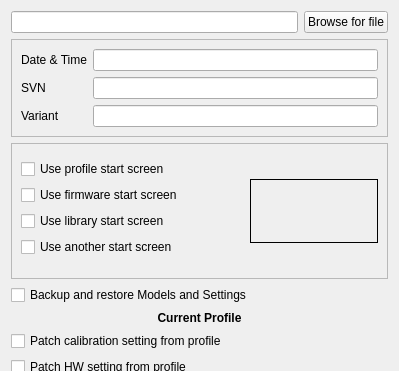
Old version of the form companion/src/burndialog.ui in the repository opentx/opentx; both pictures show x 0 to 399 and y 0 to 371 of the 399 by 564 pixel window.
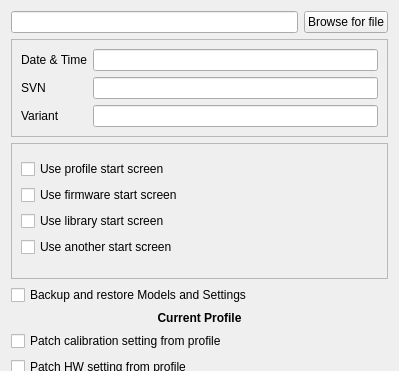
New version of the form. Icons and pictures are not drawn.

```diff
--- a/companion/src/burndialog.ui
+++ b/companion/src/burndialog.ui
@@ -277,8 +277,8 @@
               </property>
               <property name="maximumSize">
                <size>
-                <width>212</width>
-                <height>64</height>
+                <width>214</width>
+                <height>66</height>
                </size>
               </property>
               <property name="frameShape">
@@ -287,6 +287,9 @@
               <property name="frameShadow">
                <enum>QFrame::Plain</enum>
               </property>
+              <property name="lineWidth">
+               <number>0</number>
+              </property>
               <property name="text">
                <string/>
               </property>
```
